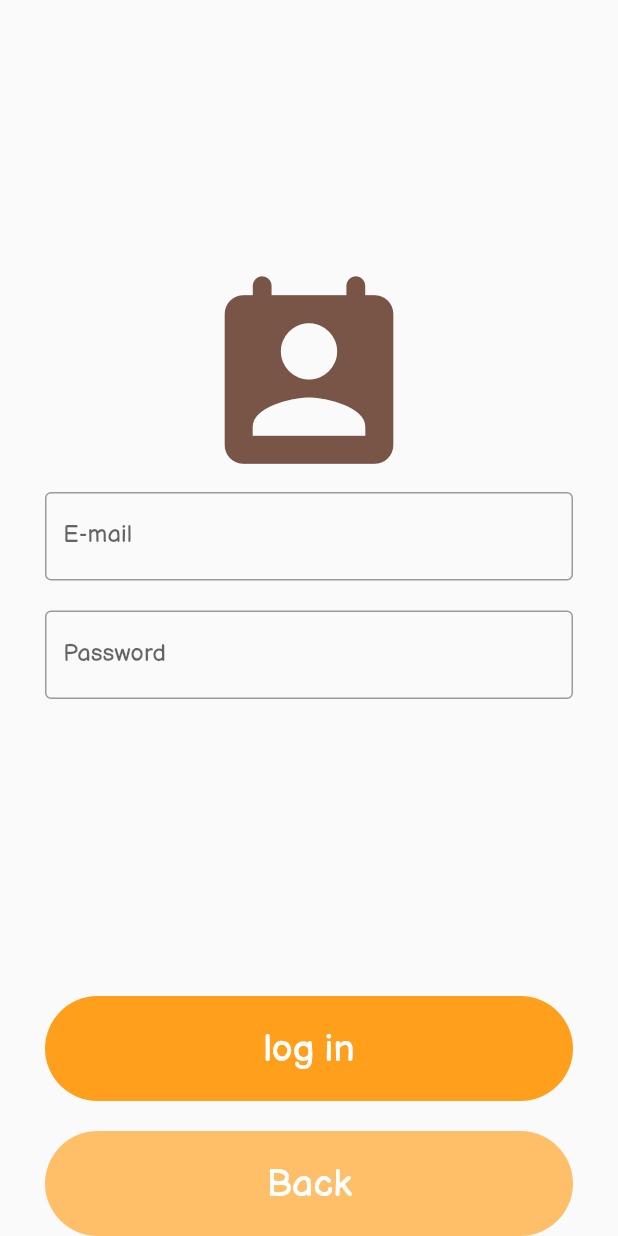
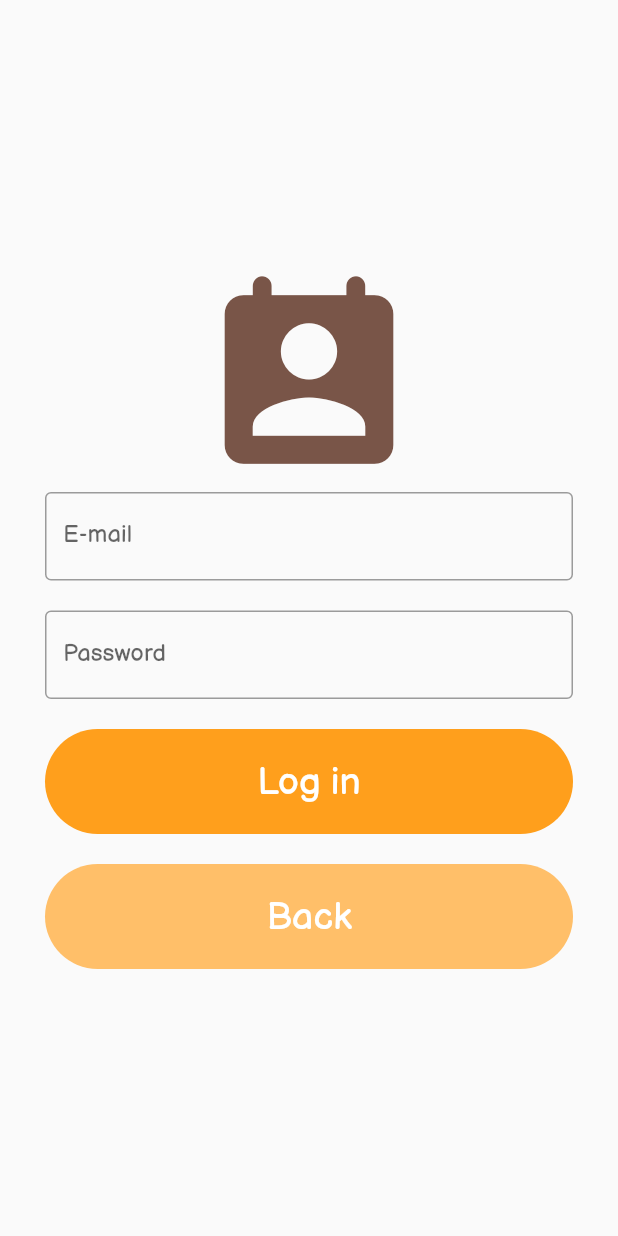
Before and after one commit to Starlight13/Logotime-Flutter, a Flutter app: the screen it shows after launch, after a tap on "Log in", on a phone screen of 412 x 824 dp. Run offline on Flutter 3.47's test engine with Material 2 defaults, Android fonts, the phone set to English and light mode, and no system bars; our stand-ins replace built_collection, built_value, cookie_jar, dio, dio_cookie_manager, flutter_redux and 5 more; missing offline and left inert: flutter_config, redux_logging; generated files the repository leaves out were written again.

Commit message:
Added localization, fixed issues
Added localizations
Removed unnecessary animation controller
Fixed overflow on authorization screen

```diff
--- a/lib/l10n/app_en.arb
+++ b/lib/l10n/app_en.arb
@@ -2,14 +2,18 @@
   "allow": "allow",
   "back": "back",
   "checkInRule": "check-in rule",
+  "contactInfo": "Contact info",
   "email": "e-mail",
   "firstName": "first name",
   "geoCheckIn": "check-in with geolocation",
+  "joinedOn": "Joined on",
   "lastName": "last name",
   "logIn": "log in",
   "logInPrompt": "Already a member?",
+  "logOut": "Log out",
   "maxApplicationsHint": "Leave empty or 0 to not limit",
   "maxNumOfApplications": "max number of applications",
+  "myAccount": "My account",
   "needApproval": "needs approval",
   "nextStep": "next step",
   "organisationName": "organisation Name",
@@ -19,6 +23,7 @@
   "phone": "phone number",
   "photoCheckIn": "check-in with photo",
   "registerOrganisation": "register organisation",
+  "stats": "Stats",
   "substitution": "substitution",
   "substitutionRule": "substitution rule",
   "swapShiftsRule": "swap shifts rule",
--- a/lib/widget/authorization/authorization_widget.dart
+++ b/lib/widget/authorization/authorization_widget.dart
@@ -34,14 +34,14 @@ class _AuthorizationWidgetState extends State<AuthorizationWidget> {
       body: LoadingOverlay(
         isLoading: widget.viewModel.isLoading,
         child: SafeArea(
+          child: Center(
+            child: SingleChildScrollView(
               child: Padding(
                 padding: const EdgeInsets.symmetric(horizontal: 30.0),
                 child: Column(
                   crossAxisAlignment: CrossAxisAlignment.stretch,
-            children: [
-              Expanded(
-                child: Column(
                   mainAxisAlignment: MainAxisAlignment.center,
+                  mainAxisSize: MainAxisSize.min,
                   children: [
                     const Icon(
                       Icons.perm_contact_calendar_rounded,
@@ -58,14 +58,12 @@ class _AuthorizationWidgetState extends State<AuthorizationWidget> {
                       controller: passwordController,
                       error: widget.viewModel.passwordError,
                     ),
-                    ]),
-              ),
                     RegularButton(
                       onTap: () => widget.viewModel.onLogInPressed(
                         email: emailController.text,
                         password: passwordController.text,
                       ),
-                text: localization.logIn,
+                      text: localization.logIn.capitalize(),
                       padding: const EdgeInsets.symmetric(vertical: 20.0),
                     ),
                     const SizedBox(
@@ -79,7 +77,10 @@ class _AuthorizationWidgetState extends State<AuthorizationWidget> {
                     ),
                   ],
                 ),
-        )),
+              ),
+            ),
+          ),
+        ),
       ),
     );
   }
```
Also changed, not shown: lib/widget/home/home_widget.dart (+9 -10 lines), lib/widget/start/start_widget.dart (+3 -11 lines). Lines whose indentation alone changed are shown as unchanged.
